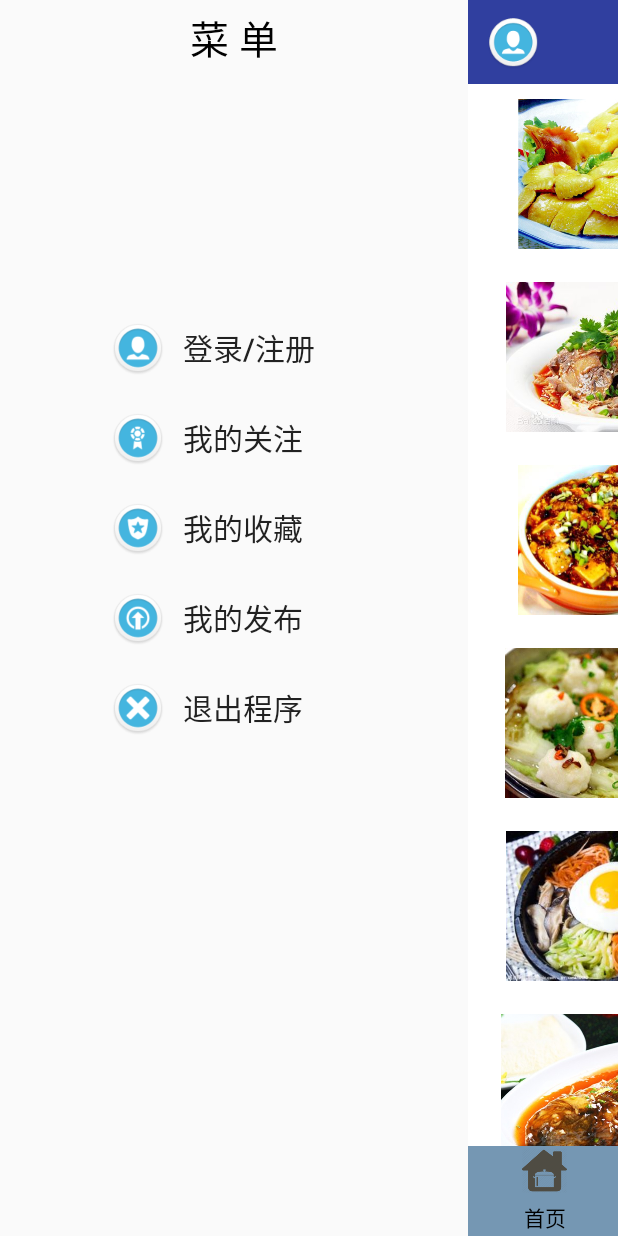
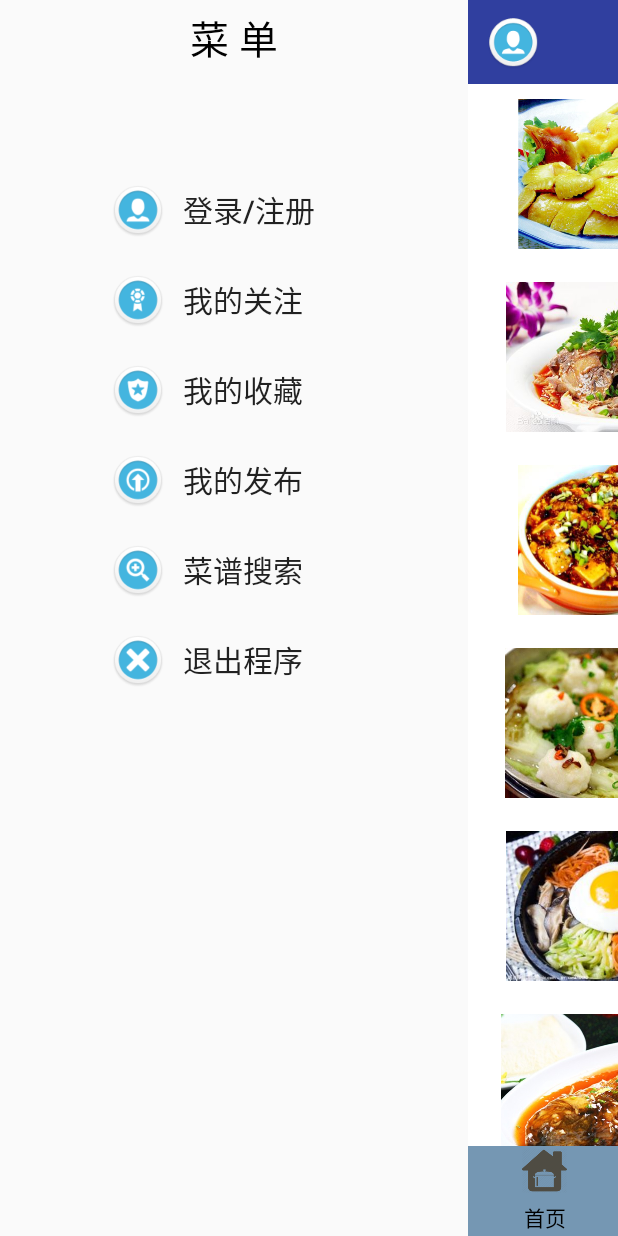
Before and after one commit to pwalan/DFood, an Android app: the screen it shows after launch (MainActivity), after a tap on an icon or button, on a phone screen of 412 x 824 dp. Run offline under Robolectric (Android 15) with nearby library versions, the phone set to English and light mode, and no system bars.

Commit message:
some change

```diff
--- a/app/src/main/java/github/com/pwalan/dfood/MainActivity.java
+++ b/app/src/main/java/github/com/pwalan/dfood/MainActivity.java
@@ -361,6 +361,10 @@ public class MainActivity extends FragmentActivity implements View.OnClickListen
         }
     }
 
+    public void onSearchClicked(View v){
+        Toast.makeText(MainActivity.this,"搜索",Toast.LENGTH_SHORT).show();
+    }
+
     public void onExitClicked(View v) {
         finish();
     }
--- a/app/src/main/java/github/com/pwalan/dfood/UserAcitvity.java
+++ b/app/src/main/java/github/com/pwalan/dfood/UserAcitvity.java
@@ -122,10 +122,11 @@ public class UserAcitvity extends Activity implements View.OnClickListener {
                 break;
 
             case R.id.btn_toregister:
-                //点击去注册后此按钮和登录按钮隐藏，确认密码和注册显示
+                //点击去注册后此按钮和登录、忘记密码按钮隐藏，确认密码和注册显示
                 registering=true;
                 btn_toregister.setVisibility(View.INVISIBLE);
                 btn_login.setVisibility(View.INVISIBLE);
+                btn_forget.setVisibility(View.INVISIBLE);
                 et_passwdconf.setVisibility(View.VISIBLE);
                 btn_register.setVisibility(View.VISIBLE);
                 break;
@@ -231,9 +232,10 @@ public class UserAcitvity extends Activity implements View.OnClickListener {
                         String status=response.getString("status");
                         if(status.equals("succeed")){
                             Toast.makeText(UserAcitvity.this,"注册成功！",Toast.LENGTH_SHORT).show();
-                            //注册成功后注册按钮、确认密码隐藏，登录、去注册显示
+                            //注册成功后注册按钮、确认密码隐藏，登录、去注册、忘记密码显示
                             btn_toregister.setVisibility(View.VISIBLE);
                             btn_login.setVisibility(View.VISIBLE);
+                            btn_forget.setVisibility(View.VISIBLE);
                             et_passwdconf.setVisibility(View.INVISIBLE);
                             btn_register.setVisibility(View.INVISIBLE);
                             registering=false;
--- a/app/src/main/res/layout/menu.xml
+++ b/app/src/main/res/layout/menu.xml
@@ -12,13 +12,84 @@
         android:textSize="26dp"
         android:textColor="@color/black"/>
 
+    <!--登录注册-->
+    <Button
+        android:id="@+id/btn_user"
+        android:layout_width="200dp"
+        android:layout_height="40dp"
+        android:layout_marginTop="120dp"
+        android:layout_centerHorizontal="true"
+        android:background="#00ffffff"
+        android:onClick="onUserClicked"
+        android:text="登录/注册"
+        android:textSize="20dp"
+        android:layout_alignParentRight="true"
+        android:paddingLeft="10dp"
+        android:gravity="left|center"/>
+
+    <ImageView
+        android:layout_toLeftOf="@id/btn_user"
+        android:layout_alignTop="@id/btn_user"
+        android:layout_width="40dp"
+        android:layout_height="40dp"
+        android:src="@drawable/user"/>
+
+    <!--查看关注-->
+
+    <Button
+        android:id="@+id/btn_concern"
+        android:layout_width="200dp"
+        android:layout_height="40dp"
+        android:layout_below="@id/btn_user"
+        android:layout_marginTop="20dp"
+        android:layout_centerHorizontal="true"
+        android:background="#00ffffff"
+        android:onClick="onConcernClicked"
+        android:text="我的关注"
+        android:textSize="20dp"
+        android:layout_alignParentRight="true"
+        android:paddingLeft="10dp"
+        android:gravity="left|center"/>
+
+    <ImageView
+        android:layout_toLeftOf="@id/btn_concern"
+        android:layout_alignTop="@id/btn_concern"
+        android:layout_width="40dp"
+        android:layout_height="40dp"
+        android:src="@drawable/concern"/>
+
+    <!--查看收藏-->
+
+    <Button
+        android:id="@+id/btn_favorite"
+        android:layout_width="200dp"
+        android:layout_height="40dp"
+        android:layout_below="@id/btn_concern"
+        android:layout_marginTop="20dp"
+        android:layout_centerHorizontal="true"
+        android:background="#00ffffff"
+        android:onClick="onFavoriteClicked"
+        android:text="我的收藏"
+        android:textSize="20dp"
+        android:layout_alignParentRight="true"
+        android:paddingLeft="10dp"
+        android:gravity="left|center"/>
+
+    <ImageView
+        android:layout_toLeftOf="@id/btn_favorite"
+        android:layout_alignTop="@id/btn_favorite"
+        android:layout_width="40dp"
+        android:layout_height="40dp"
+        android:src="@drawable/favorite"/>
+
     <!--我的发布-->
 
     <Button
         android:id="@+id/btn_myup"
         android:layout_width="200dp"
         android:layout_height="40dp"
-        android:layout_centerInParent="true"
+        android:layout_below="@id/btn_favorite"
+        android:layout_marginTop="20dp"
         android:background="#00ffffff"
         android:onClick="onMyupClicked"
         android:text="我的发布"
@@ -34,24 +105,37 @@
         android:layout_height="40dp"
         android:src="@drawable/myup"/>
 
-    <TextView
-        android:id="@+id/blank1"
-        android:layout_above="@id/btn_myup"
-        android:layout_width="match_parent"
-        android:layout_height="20dp" />
+    <!-- 食谱搜索 -->
+
+    <Button
+        android:id="@+id/btn_search"
+        android:layout_width="200dp"
+        android:layout_height="40dp"
+        android:layout_below="@id/btn_myup"
+        android:layout_marginTop="20dp"
+        android:background="#00ffffff"
+        android:onClick="onSearchClicked"
+        android:text="菜谱搜索"
+        android:textSize="20dp"
+        android:layout_alignParentRight="true"
+        android:paddingLeft="10dp"
+        android:gravity="left|center"/>
+
+    <ImageView
+        android:layout_toLeftOf="@id/btn_search"
+        android:layout_alignTop="@id/btn_search"
+        android:layout_width="40dp"
+        android:layout_height="40dp"
+        android:src="@drawable/search"/>
 
     <!--退出程序-->
-    <TextView
-        android:id="@+id/blank0"
-        android:layout_below="@id/btn_myup"
-        android:layout_width="match_parent"
-        android:layout_height="20dp" />
 
     <Button
         android:id="@+id/btn_exit"
         android:layout_width="200dp"
         android:layout_height="40dp"
-        android:layout_below="@id/blank0"
+        android:layout_below="@id/btn_search"
+        android:layout_marginTop="20dp"
         android:background="#00ffffff"
         android:onClick="onExitClicked"
         android:text="退出程序"
@@ -68,87 +152,4 @@
         android:src="@drawable/exit"/>
 
 
-    <!--查看收藏-->
-
-    <Button
-        android:id="@+id/btn_favorite"
-        android:layout_width="200dp"
-        android:layout_height="40dp"
-        android:layout_above="@id/blank1"
-        android:layout_centerHorizontal="true"
-        android:background="#00ffffff"
-        android:onClick="onFavoriteClicked"
-        android:text="我的收藏"
-        android:textSize="20dp"
-        android:layout_alignParentRight="true"
-        android:paddingLeft="10dp"
-        android:gravity="left|center"/>
-
-    <ImageView
-        android:layout_toLeftOf="@id/btn_favorite"
-        android:layout_alignTop="@id/btn_favorite"
-        android:layout_width="40dp"
-        android:layout_height="40dp"
-        android:src="@drawable/favorite"/>
-
-    <TextView
-        android:id="@+id/blank2"
-        android:layout_above="@id/btn_favorite"
-        android:layout_width="match_parent"
-        android:layout_height="20dp" />
-
-    <!--查看关注-->
-
-    <Button
-        android:id="@+id/btn_concern"
-        android:layout_width="200dp"
-        android:layout_height="40dp"
-        android:layout_above="@id/blank2"
-        android:layout_centerHorizontal="true"
-        android:background="#00ffffff"
-        android:onClick="onConcernClicked"
-        android:text="我的关注"
-        android:textSize="20dp"
-        android:layout_alignParentRight="true"
-        android:paddingLeft="10dp"
-        android:gravity="left|center"/>
-
-    <ImageView
-        android:layout_toLeftOf="@id/btn_concern"
-        android:layout_alignTop="@id/btn_concern"
-        android:layout_width="40dp"
-        android:layout_height="40dp"
-        android:src="@drawable/concern"/>
-
-    <TextView
-        android:id="@+id/blank3"
-        android:layout_above="@id/btn_concern"
-        android:layout_width="match_parent"
-        android:layout_height="20dp" />
-
-    <!--登录注册-->
-
-    <Button
-        android:id="@+id/btn_user"
-        android:layout_width="200dp"
-        android:layout_height="40dp"
-        android:layout_above="@id/blank3"
-        android:layout_centerHorizontal="true"
-        android:background="#00ffffff"
-        android:onClick="onUserClicked"
-        android:text="登录/注册"
-        android:textSize="20dp"
-        android:layout_alignParentRight="true"
-        android:paddingLeft="10dp"
-        android:gravity="left|center"/>
-
-    <ImageView
-        android:layout_toLeftOf="@id/btn_user"
-        android:layout_alignTop="@id/btn_user"
-        android:layout_width="40dp"
-        android:layout_height="40dp"
-        android:src="@drawable/user"/>
-
-
-
 </RelativeLayout>
```
Also changed, not shown: app/src/main/res/layout/activity_user.xml (+44 -36 lines), app/src/main/res/drawable/search.png (added).
